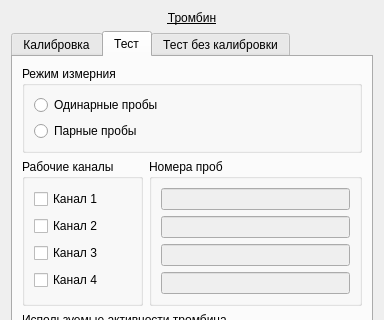
Old version of the form choisedialog/ko4.ui in the repository krang4d/Agrekola; both pictures show x 0 to 384 and y 0 to 320 of the 384 by 538 pixel window.
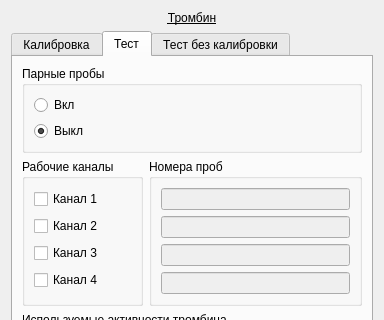
New version of the form. The open tabs and pages were chosen to show the change.

Commit message: add pure virtual class Agr_impl to the project add btp_singleShotConnction(), otp_singleShotConnection to the ChioseDialog

```diff
--- a/choisedialog/ko4.ui
+++ b/choisedialog/ko4.ui
@@ -256,7 +256,7 @@
           </sizepolicy>
          </property>
          <property name="title">
-          <string notr="true">Режим измерния</string>
+          <string notr="true">Парные пробы</string>
          </property>
          <property name="flat">
           <bool>false</bool>
@@ -265,17 +265,23 @@
           <bool>false</bool>
          </property>
          <layout class="QVBoxLayout" name="verticalLayout_11">
-          <item>
-           <widget class="QRadioButton" name="radioButton_test1Single">
-            <property name="text">
-             <string>Одинарные пробы</string>
-            </property>
-           </widget>
-          </item>
           <item>
            <widget class="QRadioButton" name="radioButton_test1Double">
             <property name="text">
-             <string>Парные пробы</string>
+             <string>Вкл</string>
+            </property>
+            <property name="checked">
+             <bool>false</bool>
+            </property>
+           </widget>
+          </item>
+          <item>
+           <widget class="QRadioButton" name="radioButton_test1Single">
+            <property name="text">
+             <string>Выкл</string>
+            </property>
+            <property name="checked">
+             <bool>true</bool>
             </property>
            </widget>
           </item>
```
Left out of the diff: 26 changed lines with no effect on the pictures. The commit also changes 14 other files.
